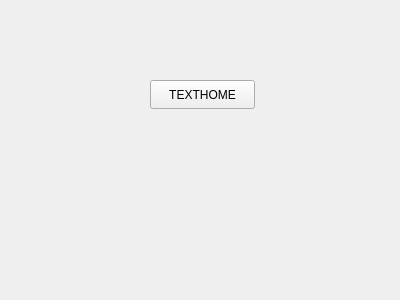
First picture: the form in texthome.ui, repository steamedbao/BeaglePhone, before the edit.
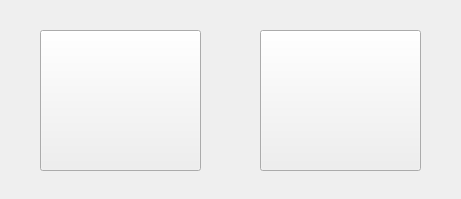
Second picture: the form after the edit. Icons and pictures are not drawn.

```diff
--- a/texthome.ui
+++ b/texthome.ui
@@ -6,24 +6,69 @@
    <rect>
     <x>0</x>
     <y>0</y>
-    <width>400</width>
-    <height>300</height>
+    <width>461</width>
+    <height>199</height>
    </rect>
   </property>
+  <property name="sizePolicy">
+   <sizepolicy hsizetype="Maximum" vsizetype="Maximum">
+    <horstretch>0</horstretch>
+    <verstretch>0</verstretch>
+   </sizepolicy>
+  </property>
+  <property name="maximumSize">
+   <size>
+    <width>461</width>
+    <height>201</height>
+   </size>
+  </property>
   <property name="windowTitle">
    <string>Form</string>
   </property>
   <widget class="QPushButton" name="pushButton">
    <property name="geometry">
     <rect>
-     <x>150</x>
-     <y>80</y>
-     <width>105</width>
-     <height>29</height>
+     <x>40</x>
+     <y>30</y>
+     <width>161</width>
+     <height>141</height>
     </rect>
    </property>
    <property name="text">
-    <string>TEXTHOME</string>
+    <string/>
+   </property>
+   <property name="icon">
+    <iconset resource="sources.qrc">
+     <normaloff>:/icons/png/message/Icons/new-text-message.png</normaloff>:/icons/png/message/Icons/new-text-message.png</iconset>
+   </property>
+   <property name="iconSize">
+    <size>
+     <width>100</width>
+     <height>100</height>
+    </size>
+   </property>
+  </widget>
+  <widget class="QPushButton" name="pushButton_2">
+   <property name="geometry">
+    <rect>
+     <x>260</x>
+     <y>30</y>
+     <width>161</width>
+     <height>141</height>
+    </rect>
+   </property>
+   <property name="text">
+    <string/>
+   </property>
+   <property name="icon">
+    <iconset resource="sources.qrc">
+     <normaloff>:/icons/png/message/Icons/inbox.png</normaloff>:/icons/png/message/Icons/inbox.png</iconset>
+   </property>
+   <property name="iconSize">
+    <size>
+     <width>100</width>
+     <height>100</height>
+    </size>
    </property>
   </widget>
  </widget>
```
Left out of the diff: 4 changed lines with no effect on the pictures.
